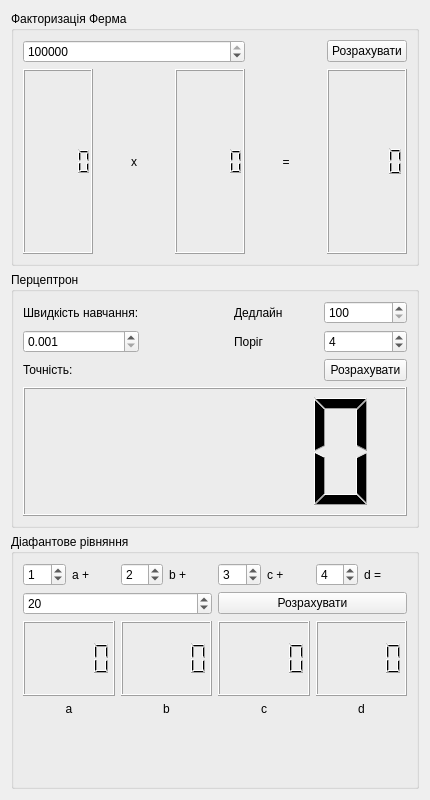
First picture: the form in lab3.ui, repository DarthPigrum/rts-labs, before the edit.
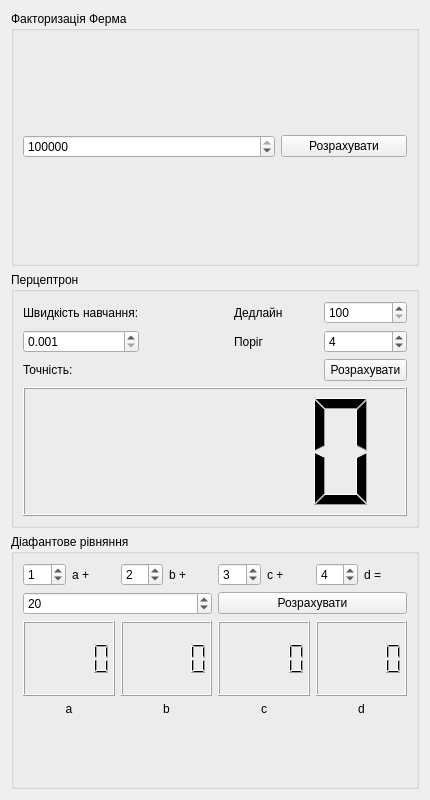
Second picture: the form after the edit.

Commit message: Extra task - lab3

The edit to the form file:
```diff
--- a/lab3.ui
+++ b/lab3.ui
@@ -20,17 +20,14 @@
       <string>Факторизація Ферма</string>
      </property>
      <layout class="QGridLayout" name="gridLayout_2">
-      <item row="1" column="2">
-       <widget class="QLCDNumber" name="fermatFact2"/>
-      </item>
-      <item row="0" column="4">
+      <item row="0" column="2">
        <widget class="QPushButton" name="fermatPushButton">
         <property name="text">
          <string>Розрахувати</string>
         </property>
        </widget>
       </item>
-      <item row="0" column="0" colspan="3">
+      <item row="0" column="0" colspan="2">
        <widget class="QSpinBox" name="fermatInput">
         <property name="minimum">
          <number>1</number>
@@ -43,32 +40,6 @@
         </property>
        </widget>
       </item>
-      <item row="1" column="0">
-       <widget class="QLCDNumber" name="fermatFact1"/>
-      </item>
-      <item row="1" column="3">
-       <widget class="QLabel" name="labelEq">
-        <property name="text">
-         <string>=</string>
-        </property>
-        <property name="alignment">
-         <set>Qt::AlignCenter</set>
-        </property>
-       </widget>
-      </item>
-      <item row="1" column="1">
-       <widget class="QLabel" name="labelMult">
-        <property name="text">
-         <string>x</string>
-        </property>
-        <property name="alignment">
-         <set>Qt::AlignCenter</set>
-        </property>
-       </widget>
-      </item>
-      <item row="1" column="4">
-       <widget class="QLCDNumber" name="fermatMult"/>
-      </item>
      </layout>
     </widget>
    </item>
```
The commit also changes 2 other files.
